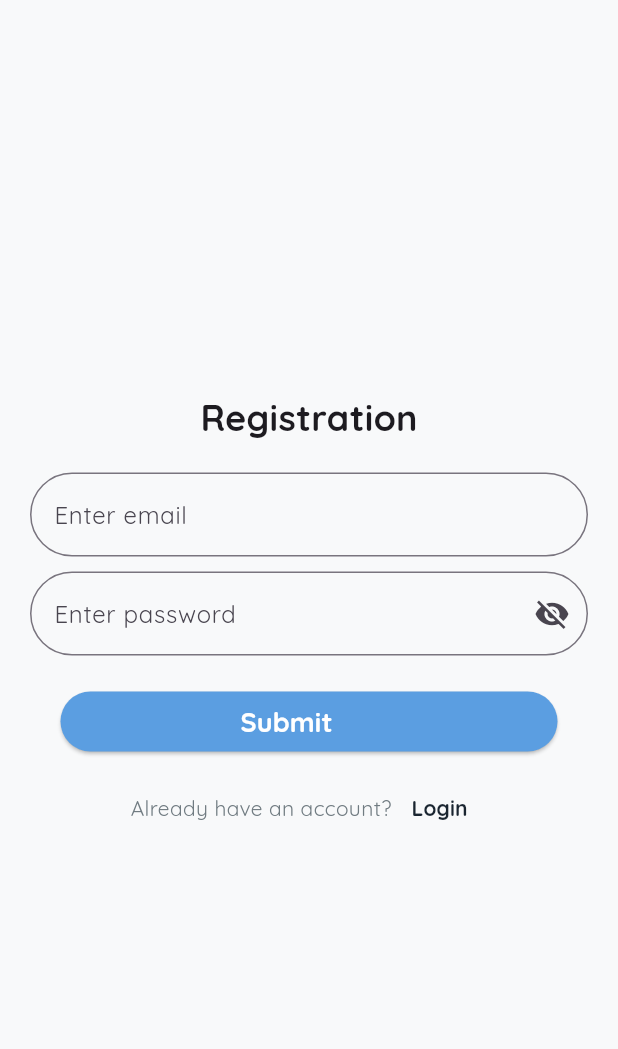
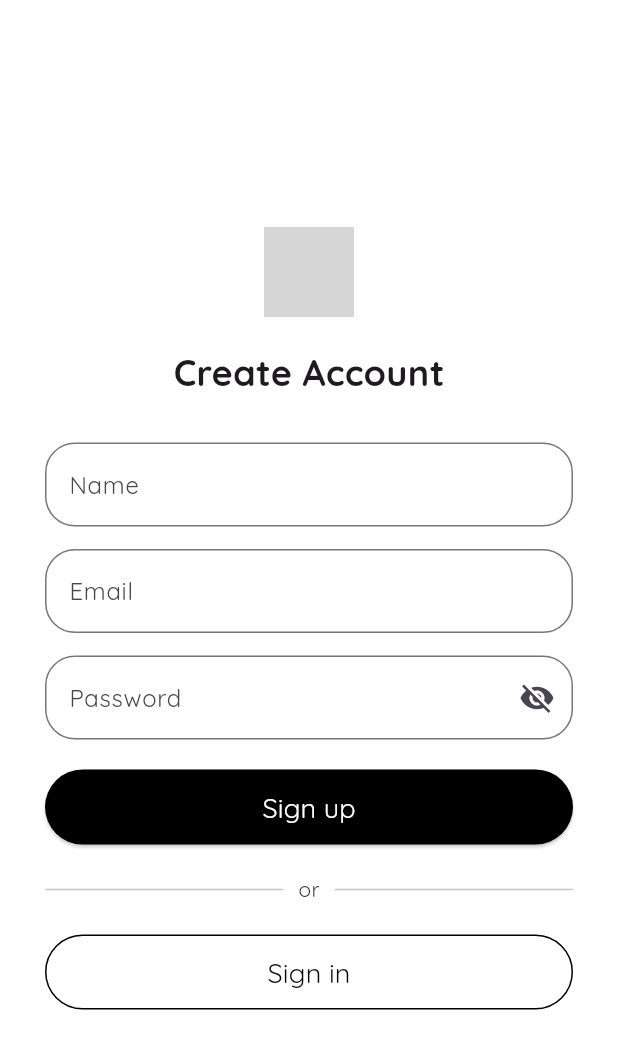
Before and after one commit to HRSalet/shoe_com, a Flutter app: the SignupPage screen opened directly, on a phone screen of 412 x 824 dp. Shown: the top 1049 px of the screen. Run offline on Flutter 3.47's test engine with Material 3 defaults, Android fonts, the phone set to English and light mode, and no system bars; our stand-ins replace firebase_auth, firebase_core, font_awesome_flutter, simple_animations, supercharged; accounts and stored records are empty; grey boxes are pictures that could not be loaded.

Commit message:
Updated Signin Signup UI

```diff
--- a/lib/view/authentication/signup.dart
+++ b/lib/view/authentication/signup.dart
@@ -1,6 +1,5 @@
 import 'package:firebase_auth/firebase_auth.dart';
 import 'package:flutter/material.dart';
-
 import 'login.dart';
 
 class SignupPage extends StatefulWidget {
@@ -12,6 +11,7 @@ class SignupPage extends StatefulWidget {
 
 class _SignupPageState extends State<SignupPage> {
   final _formKey = GlobalKey<FormState>();
+  final TextEditingController _nameController = TextEditingController();
   final TextEditingController _emailController = TextEditingController();
   final TextEditingController _passwordController = TextEditingController();
   bool _isLoading = false;
@@ -26,16 +26,16 @@ class _SignupPageState extends State<SignupPage> {
         password: _passwordController.text.trim(),
       );
       ScaffoldMessenger.of(context).showSnackBar(
-        SnackBar(content: Text("SignUp Successful! Please login.")),
+        const SnackBar(content: Text("Sign-up successful! Please log in.")),
       );
       Navigator.pushReplacement(
         context,
-        MaterialPageRoute(builder: (context) => LoginPage()),
+        MaterialPageRoute(builder: (context) => const LoginPage()),
       );
     } catch (e) {
-      ScaffoldMessenger.of(
-        context,
-      ).showSnackBar(SnackBar(content: Text("Error: ${e.toString()}")));
+      ScaffoldMessenger.of(context).showSnackBar(
+        SnackBar(content: Text("Error: ${e.toString()}")),
+      );
     } finally {
       setState(() => _isLoading = false);
     }
@@ -45,28 +45,49 @@ class _SignupPageState extends State<SignupPage> {
   Widget build(BuildContext context) {
     return SafeArea(
       child: Scaffold(
-        backgroundColor: Color(0XFFF8F9FA),
-        body: Column(
+        backgroundColor: Colors.white,
+        body: Center(
+          child: SingleChildScrollView(
+            child: Padding(
+              padding: const EdgeInsets.symmetric(horizontal: 30),
+              child: Column(
                 mainAxisAlignment: MainAxisAlignment.center,
                 children: [
-            Text(
-              "Registration",
+                  Image.asset('assets/images/Logo.png', height: 60),
+                  const SizedBox(height: 20),
+                  const Text(
+                    "Create Account",
                     style: TextStyle(fontSize: 24, fontWeight: FontWeight.bold),
                   ),
-            SizedBox(height: 20),
+                  const SizedBox(height: 30),
                   Form(
                     key: _formKey,
                     autovalidateMode: AutovalidateMode.onUserInteraction,
                     child: Column(
                       children: [
-                  Padding(
-                    padding: EdgeInsets.only(left: 20, right: 20),
-                    child: TextFormField(
+                        TextFormField(
+                          controller: _nameController,
+                          decoration: InputDecoration(
+                            labelText: "Name",
+                            border: OutlineInputBorder(
+                              borderRadius: BorderRadius.circular(20),
+                            ),
+                          ),
+                          validator: (value) {
+                            if (value == null || value.isEmpty) {
+                              return "Please enter your name";
+                            }
+                            return null;
+                          },
+                        ),
+                        const SizedBox(height: 15),
+                        TextFormField(
                           controller: _emailController,
+                          keyboardType: TextInputType.emailAddress,
                           decoration: InputDecoration(
-                        hintText: "Enter email",
+                            labelText: "Email",
                             border: OutlineInputBorder(
-                          borderRadius: BorderRadius.circular(50),
+                              borderRadius: BorderRadius.circular(20),
                             ),
                           ),
                           validator: (value) {
@@ -80,15 +101,12 @@ class _SignupPageState extends State<SignupPage> {
                             return null;
                           },
                         ),
-                  ),
-                  SizedBox(height: 10),
-                  Padding(
-                    padding: const EdgeInsets.only(left: 20, right: 20),
-                    child: TextFormField(
+                        const SizedBox(height: 15),
+                        TextFormField(
                           controller: _passwordController,
                           obscureText: _obscurePassword,
                           decoration: InputDecoration(
-                        hintText: "Enter password",
+                            labelText: "Password",
                             suffixIcon: IconButton(
                               icon: Icon(
                                 _obscurePassword
@@ -102,7 +120,7 @@ class _SignupPageState extends State<SignupPage> {
                               },
                             ),
                             border: OutlineInputBorder(
-                          borderRadius: BorderRadius.circular(50),
+                              borderRadius: BorderRadius.circular(20),
                             ),
                           ),
                           validator: (value) {
@@ -114,61 +132,64 @@ class _SignupPageState extends State<SignupPage> {
                             return null;
                           },
                         ),
+                      ],
                     ),
-                  SizedBox(height: 20),
+                  ),
+                  const SizedBox(height: 20),
                   _isLoading
-                      ? CircularProgressIndicator()
+                      ? const CircularProgressIndicator()
                       : ElevatedButton(
                     style: ElevatedButton.styleFrom(
-                          padding: EdgeInsets.only(left: 120, right: 150),
+                      minimumSize: const Size(double.infinity, 50),
+                      backgroundColor: Colors.black,
+                      foregroundColor: Colors.white,
                       shape: RoundedRectangleBorder(
                         borderRadius: BorderRadius.circular(50),
                       ),
-                          backgroundColor: Color(0XFF5B9EE1),
-                          foregroundColor: Colors.white,
                     ),
                     onPressed: _signUp,
-                        child: Text(
-                          "Submit",
-                          style: TextStyle(
-                            fontSize: 18,
-                            fontWeight: FontWeight.bold,
+                    child: const Text(
+                      "Sign up",
+                      style: TextStyle(fontSize: 18),
                     ),
                   ),
+                  const SizedBox(height: 20),
+                  Row(
+                    children: [
+                      const Expanded(child: Divider(thickness: 1)),
+                      const Padding(
+                        padding: EdgeInsets.symmetric(horizontal: 10),
+                        child: Text("or"),
                       ),
-                  SizedBox(height: 10),
-                  Row(
-                    mainAxisAlignment: MainAxisAlignment.center,
-                    children: [
-                      Text(
-                        "Already have an account?",
-                        style: TextStyle(color: Color(0xff707B81)),
+                      const Expanded(child: Divider(thickness: 1)),
+                    ],
                   ),
-                      TextButton(
+                  const SizedBox(height: 20),
+                  OutlinedButton(
+                    style: OutlinedButton.styleFrom(
+                      minimumSize: const Size(double.infinity, 50),
+                      shape: RoundedRectangleBorder(
+                        borderRadius: BorderRadius.circular(50),
+                      ),
+                      side: const BorderSide(color: Colors.black),
+                    ),
                     onPressed: () {
                       Navigator.push(
                         context,
-                            MaterialPageRoute(
-                              builder: (context) => LoginPage(),
-                            ),
+                        MaterialPageRoute(builder: (context) => const LoginPage()),
                       );
                     },
-                        child: Text(
-                          "Login",
-                          style: TextStyle(
-                            color: Color(0xff1A2530),
-                            fontWeight: FontWeight.bold,
-                          ),
-                        ),
-                      ),
-                    ],
-                  ),
-                ],
+                    child: const Text(
+                      "Sign in",
+                      style: TextStyle(fontSize: 18, color: Colors.black),
                     ),
                   ),
                 ],
               ),
             ),
+          ),
+        ),
+      ),
     );
   }
 }
```
Also changed, not shown: lib/view/authentication/login.dart (+67 -54 lines). Lines whose indentation alone changed are shown as unchanged.
